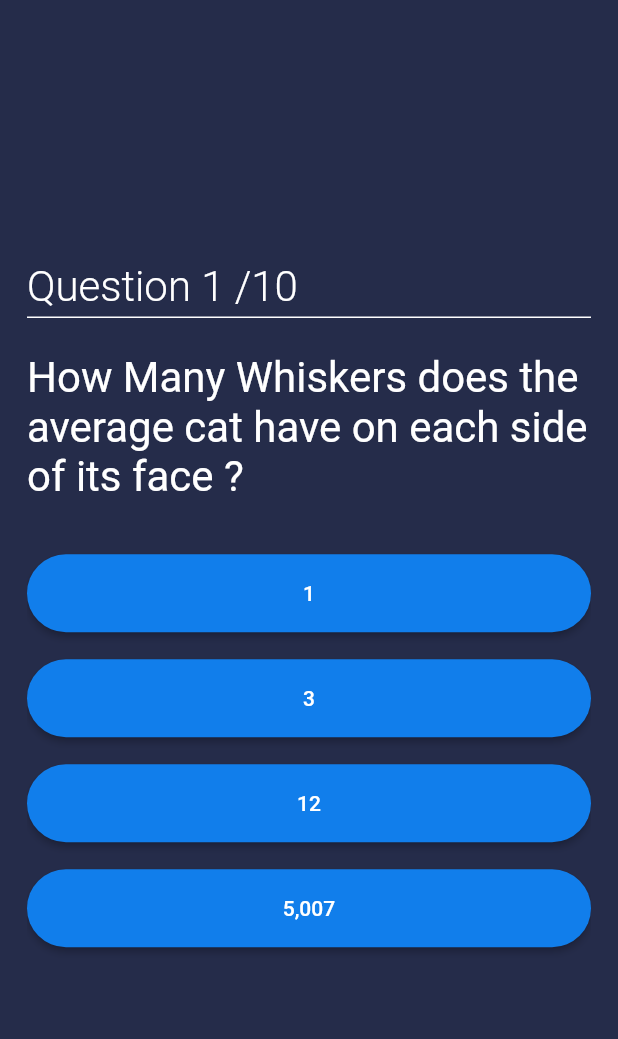
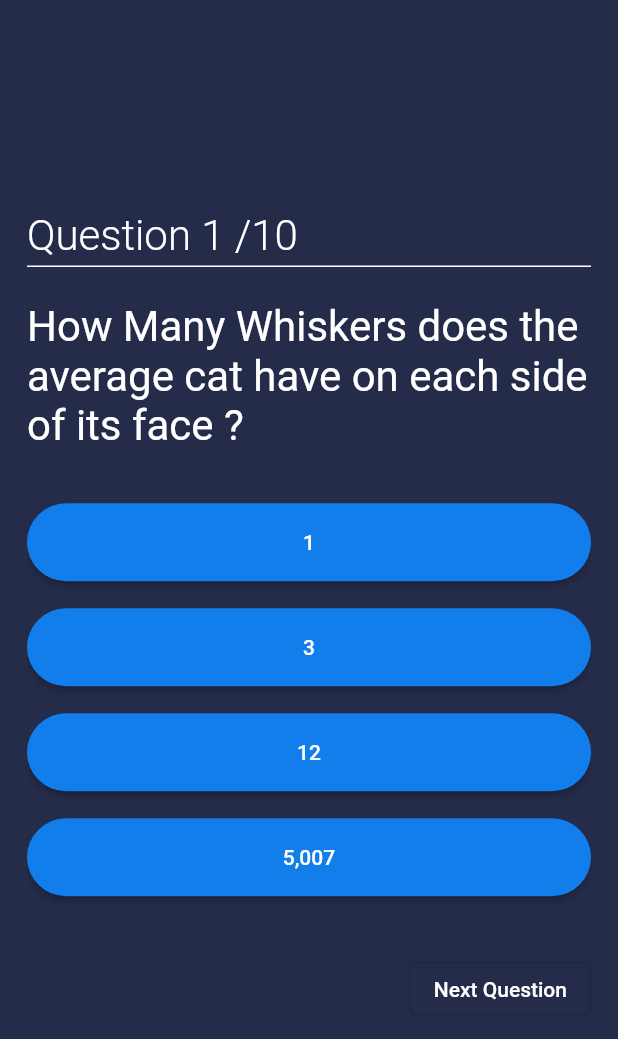
Before and after one commit to sujon15-2813/quiz_app, a Flutter app: the screen it shows after launch, on a phone screen of 412 x 824 dp. Shown: the top 1039 px of the screen. Run offline on Flutter 3.47's test engine with Material 2 defaults, Android fonts, the phone set to English and light mode, and no system bars.

Commit message:
btn color

```diff
--- a/lib/main.dart
+++ b/lib/main.dart
@@ -31,6 +31,13 @@ class _HomePageState extends State<HomePage> {
   //color code
   Color mainColor = Color(0xFF252c4a);
   Color secondColor = Color(0xFF117eeb);
+  // page controller
+  PageController? _controller = PageController(initialPage: 0);
+  //setting the game variable
+  bool isPressed = false;
+  Color isTrue = Colors.green;
+  Color isWrong = Colors.red;
+  Color btnColor = Color(0xFF117eeb);
   @override
   Widget build(BuildContext context) {
     return Scaffold(
@@ -77,7 +84,7 @@ class _HomePageState extends State<HomePage> {
                         shape: StadiumBorder(),
                         // padding: EdgeInsets.symmetric(
                         //     horizontal: 60.00, vertical: 18.00),
-                        color: secondColor,
+                        color: btnColor,
                         padding: EdgeInsets.symmetric(vertical: 18.00),
                         onPressed: () {},
                         child: Text(
@@ -88,6 +95,25 @@ class _HomePageState extends State<HomePage> {
                         ),
                       ),
                     ),
+                  SizedBox(
+                    height: 20.0,
+                  ),
+                  Row(
+                    mainAxisAlignment: MainAxisAlignment.end,
+                    children: [
+                      OutlinedButton(
+                          onPressed: () {},
+                          style: ButtonStyle(
+                              //i will style the button later
+                              ),
+                          child: Text(
+                            'Next Question',
+                            style: TextStyle(
+                              color: Colors.white,
+                            ),
+                          )),
+                    ],
+                  )
                 ],
               );
             }),
```
